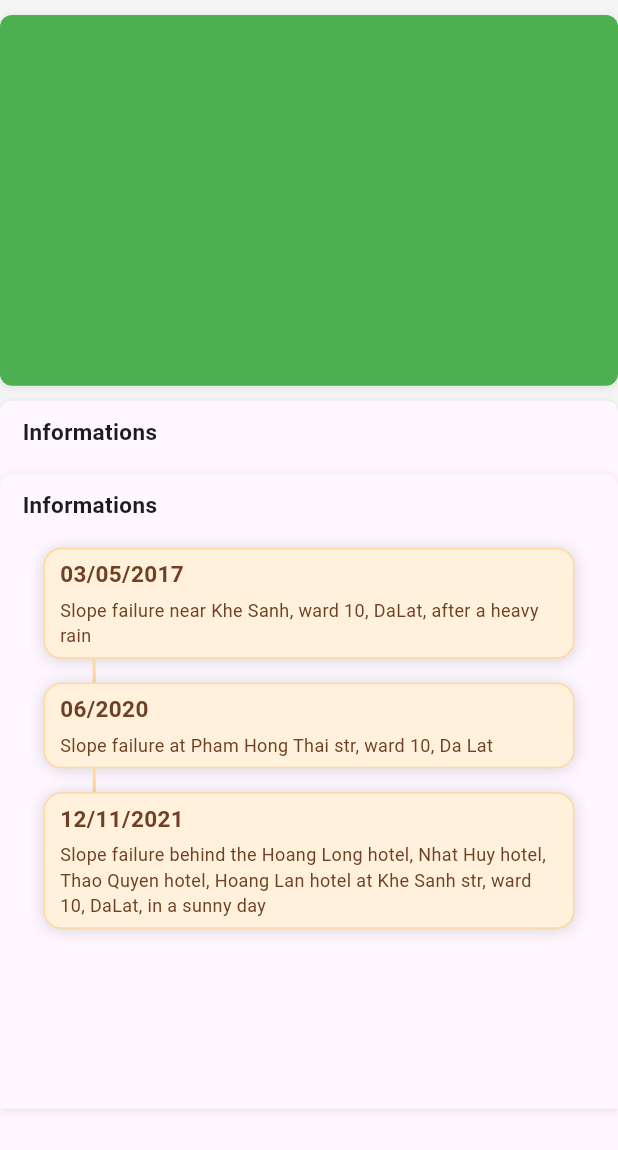
After one commit to Leqdung1/multi_language, a Flutter app: the screen it shows after launch, after a tap on "VI", after a tap on "Next Screen", on a phone screen of 412 x 824 dp. The commit adds this screen. Shown: the top 1150 px of the screen. Run offline on Flutter 3.47's test engine with Material 3 defaults, Android fonts, the light colour scheme and no system bars; our stand-ins replace flutter_localization.

Commit message:
replace dropdown button by text button

```diff
--- /dev/null
+++ b/lib/control_panel.dart
@@ -0,0 +1,305 @@
+import 'package:flutter/material.dart';
+import 'package:flutter_localization/flutter_localization.dart';
+
+class ControlPanelScreen extends StatefulWidget {
+  const ControlPanelScreen({super.key});
+
+  @override
+  State<ControlPanelScreen> createState() => _ControlPanelScreenState();
+}
+
+class _ControlPanelScreenState extends State<ControlPanelScreen> {
+  late FlutterLocalization _flutterLocalization;
+
+  @override
+  void initState() {
+    super.initState();
+    _flutterLocalization = FlutterLocalization.instance;
+  }
+
+  @override
+  Widget build(BuildContext context) {
+    var size = MediaQuery.of(context).size;
+    return Scaffold(
+        backgroundColor: const Color.fromRGBO(245, 245, 245, 1),
+        body: Column(children: [
+          Container(
+            margin: const EdgeInsets.symmetric(vertical: 10),
+            height: size.height * 0.3,
+            decoration: BoxDecoration(
+              color: Colors.green,
+              borderRadius: BorderRadius.circular(8),
+              boxShadow: [
+                BoxShadow(
+                  color: Colors.grey.withOpacity(0.25),
+                  offset: const Offset(0, 1),
+                  blurRadius: 4,
+                ),
+              ],
+            ),
+          ),
+          Expanded(
+            child: Container(
+              decoration: BoxDecoration(
+                color: Theme.of(context).colorScheme.surface,
+                borderRadius: const BorderRadius.only(
+                    topLeft: Radius.circular(8), topRight: Radius.circular(8)),
+                boxShadow: [
+                  BoxShadow(
+                    color: Colors.grey.withOpacity(0.25),
+                    offset: const Offset(0, 1),
+                    blurRadius: 4,
+                  ),
+                ],
+              ),
+              child: SingleChildScrollView(
+                child: Column(
+                  crossAxisAlignment: CrossAxisAlignment.start,
+                  children: [
+                    Padding(
+                      padding:
+                          const EdgeInsets.only(top: 10, left: 15, bottom: 18),
+                      child: Text(
+                        'Informations',
+                        style: TextStyle(
+                          fontSize: 15,
+                          color: Theme.of(context).textTheme.bodyLarge?.color,
+                          fontWeight: FontWeight.w600,
+                        ),
+                      ),
+                    ),
+                    // Your info containers here...
+                    Expanded(
+                      child: Container(
+                        decoration: BoxDecoration(
+                          color: Theme.of(context).colorScheme.surface,
+                          borderRadius: const BorderRadius.only(
+                              topLeft: Radius.circular(8),
+                              topRight: Radius.circular(8)),
+                          boxShadow: [
+                            BoxShadow(
+                              color: Colors.grey.withOpacity(0.25),
+                              offset: const Offset(0, 1),
+                              blurRadius: 4,
+                            ),
+                          ],
+                        ),
+                        child: SingleChildScrollView(
+                          child: Column(
+                            crossAxisAlignment: CrossAxisAlignment.start,
+                            children: [
+                              Padding(
+                                padding: const EdgeInsets.only(
+                                    top: 10, left: 15, bottom: 18),
+                                child: Text(
+                                  'Informations',
+                                  style: TextStyle(
+                                      fontSize: 15,
+                                      color: Theme.of(context)
+                                          .textTheme
+                                          .bodyLarge
+                                          ?.color,
+                                      fontWeight: FontWeight.w600),
+                                ),
+                              ),
+                              Container(
+                                margin: const EdgeInsets.symmetric(
+                                  horizontal: 29,
+                                ),
+                                decoration: BoxDecoration(
+                                  color: const Color.fromRGBO(255, 241, 219, 1),
+                                  border: Border.all(
+                                    color:
+                                        const Color.fromRGBO(255, 217, 157, 1),
+                                  ),
+                                  borderRadius: BorderRadius.circular(12),
+                                  boxShadow: [
+                                    BoxShadow(
+                                      color: Colors.black.withOpacity(0.15),
+                                      offset: const Offset(0, 1),
+                                      blurRadius: 8,
+                                    )
+                                  ],
+                                ),
+                                child: const Column(
+                                  children: [
+                                    Padding(
+                                      padding: EdgeInsets.symmetric(
+                                          vertical: 6, horizontal: 10),
+                                      child: Column(
+                                        children: [
+                                          Align(
+                                            alignment: Alignment.topLeft,
+                                            child: Text(
+                                              '03/05/2017',
+                                              style: TextStyle(
+                                                  fontSize: 15,
+                                                  color: Color.fromRGBO(
+                                                      111, 64, 36, 1),
+                                                  fontWeight: FontWeight.w600),
+                                            ),
+                                          ),
+                                          SizedBox(
+                                            height: 5,
+                                          ),
+                                          Text(
+                                            'Slope failure near Khe Sanh, ward 10, DaLat, after a heavy rain',
+                                            style: TextStyle(
+                                                fontSize: 12,
+                                                color: Color.fromRGBO(
+                                                    111, 64, 36, 1),
+                                                fontWeight: FontWeight.normal),
+                                          ),
+                                        ],
+                                      ),
+                                    ),
+                                  ],
+                                ),
+                              ),
+                              Container(
+                                margin: EdgeInsets.only(
+                                    left: MediaQuery.sizeOf(context).width *
+                                        0.15),
+                                color: const Color.fromRGBO(255, 217, 157, 1),
+                                height: 16,
+                                width: 2,
+                              ),
+                              Container(
+                                margin:
+                                    const EdgeInsets.symmetric(horizontal: 29),
+                                decoration: BoxDecoration(
+                                    color:
+                                        const Color.fromRGBO(255, 241, 219, 1),
+                                    border: Border.all(
+                                      color: const Color.fromRGBO(
+                                          255, 217, 157, 1),
+                                    ),
+                                    borderRadius: BorderRadius.circular(12),
+                                    boxShadow: [
+                                      BoxShadow(
+                                        color: Colors.black.withOpacity(0.15),
+                                        offset: const Offset(0, 1),
+                                        blurRadius: 8,
+                                      )
+                                    ]),
+                                child: const Column(
+                                  children: [
+                                    Column(
+                                      children: [
+                                        Align(
+                                          alignment: Alignment.topLeft,
+                                          child: Padding(
+                                            padding: EdgeInsets.only(
+                                                left: 10, top: 6),
+                                            child: Text(
+                                              '06/2020',
+                                              style: TextStyle(
+                                                  fontSize: 15,
+                                                  color: Color.fromRGBO(
+                                                      111, 64, 36, 1),
+                                                  fontWeight: FontWeight.w600),
+                                            ),
+                                          ),
+                                        ),
+                                        SizedBox(
+                                          height: 5,
+                                        ),
+                                        Align(
+                                          alignment: Alignment.centerLeft,
+                                          child: Padding(
+                                            padding: EdgeInsets.only(
+                                                left: 10, bottom: 6),
+                                            child: Text(
+                                              'Slope failure at Pham Hong Thai str, ward 10, Da Lat',
+                                              style: TextStyle(
+                                                  fontSize: 12,
+                                                  color: Color.fromRGBO(
+                                                      111, 64, 36, 1),
+                                                  fontWeight:
+                                                      FontWeight.normal),
+                                            ),
+                                          ),
+                                        ),
+                                      ],
+                                    ),
+                                  ],
+                                ),
+                              ),
+                              Container(
+                                margin: EdgeInsets.only(
+                                    left: MediaQuery.sizeOf(context).width *
+                                        0.15),
+                                color: const Color.fromRGBO(255, 217, 157, 1),
+                                height: 16,
+                                width: 2,
+                              ),
+                              Container(
+                                margin: const EdgeInsets.symmetric(
+                                  horizontal: 29,
+                                ),
+                                decoration: BoxDecoration(
+                                  color: const Color.fromRGBO(255, 241, 219, 1),
+                                  border: Border.all(
+                                    color:
+                                        const Color.fromRGBO(255, 217, 157, 1),
+                                  ),
+                                  borderRadius: BorderRadius.circular(12),
+                                  boxShadow: [
+                                    BoxShadow(
+                                      color: Colors.black.withOpacity(0.15),
+                                      offset: const Offset(0, 1),
+                                      blurRadius: 8,
+                                    )
+                                  ],
+                                ),
+                                child: const Column(
+                                  children: [
+                                    Padding(
+                                      padding: EdgeInsets.symmetric(
+                                          vertical: 6, horizontal: 10),
+                                      child: Column(
+                                        children: [
+                                          Align(
+                                            alignment: Alignment.topLeft,
+                                            child: Text(
+                                              '12/11/2021',
+                                              style: TextStyle(
+                                                  fontSize: 15,
+                                                  color: Color.fromRGBO(
+                                                      111, 64, 36, 1),
+                                                  fontWeight: FontWeight.w600),
+                                            ),
+                                          ),
+                                          SizedBox(
+                                            height: 5,
+                                          ),
+                                          Text(
+                                            'Slope failure behind the Hoang Long hotel, Nhat Huy hotel, Thao Quyen hotel, Hoang Lan hotel at Khe Sanh str, ward 10, DaLat, in a sunny day',
+                                            style: TextStyle(
+                                                fontSize: 12,
+                                                color: Color.fromRGBO(
+                                                    111, 64, 36, 1),
+                                                fontWeight: FontWeight.normal),
+                                          ),
+                                        ],
+                                      ),
+                                    ),
+                                  ],
+                                ),
+                              ),
+                              const SizedBox(
+                                height: 120,
+                              )
+                            ],
+                          ),
+                        ),
+                      ),
+                    ),
+                  ],
+                ),
+              ),
+            ),
+          )
+        ]));
+  }
+}
--- a/lib/home.dart
+++ b/lib/home.dart
@@ -1,5 +1,6 @@
 import 'package:flutter/material.dart';
 import 'package:flutter_localization/flutter_localization.dart';
+import 'package:multi_lang/control_panel.dart';
 import 'package:multi_lang/loacl/local.dart';
 
 class HomeScreen extends StatefulWidget {
@@ -11,13 +12,11 @@ class HomeScreen extends StatefulWidget {
 
 class _HomeScreenState extends State<HomeScreen> {
   late FlutterLocalization _flutterLocalization;
-  late String _currentLocal;
 
   @override
   void initState() {
     super.initState();
     _flutterLocalization = FlutterLocalization.instance;
-    _currentLocal = _flutterLocalization.currentLocale!.languageCode;
   }
 
   @override
@@ -27,42 +26,42 @@ class _HomeScreenState extends State<HomeScreen> {
         title: Text(
           LocalData.title.getString(context),
         ),
-        actions: [
-          DropdownButton(
-            value: _currentLocal,
-            items: const [
-              DropdownMenuItem(value: 'en', child: Text('English')),
-              DropdownMenuItem(value: 'de', child: Text('German')),
-              DropdownMenuItem(value: 'vi', child: Text('VietNam')),
-            ],
-            onChanged: (value) {
-              setState(() {
-                _setLocal(value);
-              });
-            },
-          )
-        ],
       ),
       body: Center(
         child: Column(
           children: [
-            const SizedBox(
-              height: 100,
-            ),
-            Text(
-              context.formatString(LocalData.body, ["hello"]),
+            const SizedBox(height: 100),
+            Text(context.formatString(LocalData.body, ["hello"])),
+            TextButton(
+              onPressed: () {
+                setState(() {
+                  _flutterLocalization.translate("vi");
+                });
+              },
+              child: Text('VI'),
             ),
             TextButton(
-              onPressed: () {},
-              child: const Text("VI"),
+              onPressed: () {
+                _flutterLocalization.translate("en");
+              },
+              child: Text('EN'),
             ),
             TextButton(
-              onPressed: () {},
-              child: const Text("EN"),
+              onPressed: () {
+                _flutterLocalization.translate("de");
+              },
+              child: Text('DE'),
             ),
             TextButton(
-              onPressed: () {},
-              child: const Text("DE"),
+              onPressed: () {
+                Navigator.push(
+                  context,
+                  MaterialPageRoute(
+                    builder: (context) => const ControlPanelScreen(),
+                  ),
+                );
+              },
+              child: const Text("Next Screen"),
             ),
           ],
         ),
@@ -70,17 +69,8 @@ class _HomeScreenState extends State<HomeScreen> {
     );
   }
 
-  void _setLocal(String? value) {
+  void _setLocale(String? value) {
     if (value == null) return;
-    if (value == 'en') {
-      _flutterLocalization.translate('en');
-    } else if (value == 'de') {
-      _flutterLocalization.translate('de');
-    } else {
-      _flutterLocalization.translate('vi');
-    }
-    setState(() {
-      _currentLocal = value;
-    });
+    _flutterLocalization.translate(value);
   }
 }
--- a/lib/main.dart
+++ b/lib/main.dart
@@ -34,7 +34,7 @@ class _MyAppState extends State<MyApp> {
       ),
       supportedLocales: localization.supportedLocales,
       localizationsDelegates: localization.localizationsDelegates,
-      home: HomeScreen(),
+      home: const HomeScreen(),
     );
   }
 
--- a/pubspec.yaml
+++ b/pubspec.yaml
@@ -36,6 +36,7 @@ dependencies:
   # Use with the CupertinoIcons class for iOS style icons.
   cupertino_icons: ^1.0.6
   flutter_localization: ^0.2.1
+  provider: ^6.1.2
 
 dev_dependencies:
   flutter_test:
```
Also changed, not shown: lib/loacl/local.dart (+5 -3 lines), pubspec.lock.
